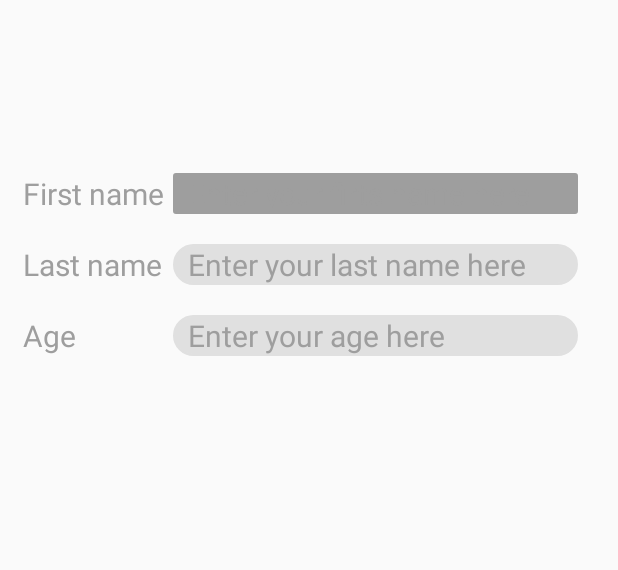
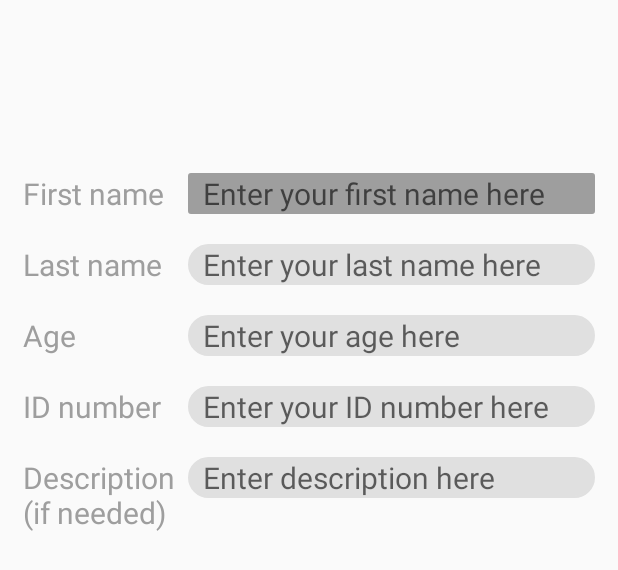
Before and after one commit to MartaDziemba/LuriasTest, an Android app: the layout editdata.xml on its own in the app's theme, with its tools: preview values and no code run, on a phone screen of 412 x 824 dp. Shown: the top 570 px of the screen. Run offline under Robolectric (Android 15) with nearby library versions, the light colour scheme and no system bars.

Commit message:
First name, last name, age, ID, description -- textView and editText.

```diff
--- a/app/src/main/res/layout/editdata.xml
+++ b/app/src/main/res/layout/editdata.xml
@@ -7,7 +7,7 @@
 
     <TextView
     android:text="@string/textFirstName"
-    android:layout_width="100dp"
+    android:layout_width="110dp"
     android:layout_height="wrap_content"
     android:layout_marginTop="100dp"
 
@@ -21,8 +21,8 @@
     android:id="@+id/textFirstName"/>
 
     <EditText
-        android:text="@string/editTextFirstName"
-        android:layout_width="270dp"
+        android:hint="@string/editTextFirstName"
+        android:layout_width="match_parent"
         android:layout_height="wrap_content"
         android:layout_marginTop="100dp"
         android:paddingLeft="10dp"
@@ -41,7 +41,7 @@
 
     <TextView
         android:text="@string/textLastName"
-        android:layout_width="100dp"
+        android:layout_width="110dp"
         android:layout_height="wrap_content"
         android:layout_marginTop="20dp"
 
@@ -56,8 +56,8 @@
         android:id="@+id/textLastName"/>
 
     <EditText
-        android:text="@string/editTextLastName"
-        android:layout_width="270dp"
+        android:hint="@string/editTextLastName"
+        android:layout_width="match_parent"
         android:layout_height="wrap_content"
         android:layout_marginTop="20dp"
         android:paddingLeft="10dp"
@@ -77,7 +77,7 @@
 
     <TextView
     android:text="@string/textAge"
-        android:layout_width="100dp"
+    android:layout_width="110dp"
     android:layout_height="wrap_content"
     android:layout_marginTop="20dp"
 
@@ -92,8 +92,8 @@
     android:id="@+id/textAge"/>
 
     <EditText
-        android:text="@string/editTextAge"
-        android:layout_width="270dp"
+        android:hint="@string/editTextAge"
+        android:layout_width="match_parent"
         android:layout_height="wrap_content"
         android:layout_marginTop="20dp"
         android:paddingLeft="10dp"
@@ -111,4 +111,76 @@
 
         android:id="@+id/editTextAge"/>
 
+    <TextView
+        android:text="@string/textIDNumber"
+        android:layout_width="110dp"
+        android:layout_height="wrap_content"
+        android:layout_marginTop="20dp"
+
+        android:textColor="@color/colorPrimaryDark"
+        android:layout_below="@id/textAge"
+
+        android:fontFamily="sans-serif"
+        android:typeface="monospace"
+        android:textAllCaps="false"
+        android:textSize="20dp"
+
+        android:id="@+id/textIDNumber"/>
+
+    <EditText
+        android:hint="@string/editTextIDNumber"
+        android:layout_width="match_parent"
+        android:layout_height="wrap_content"
+        android:layout_marginTop="20dp"
+        android:paddingLeft="10dp"
+
+        android:textColor="@color/colorPrimaryDark"
+        android:background="@drawable/mybutton"
+
+        android:layout_toRightOf="@id/textIDNumber"
+        android:layout_below="@id/editTextAge"
+
+        android:fontFamily="sans-serif"
+        android:typeface="monospace"
+        android:textAllCaps="false"
+        android:textSize="20dp"
+
+        android:id="@+id/editTextIDNumber"/>
+
+    <TextView
+        android:text="@string/textDescription"
+        android:layout_width="110dp"
+        android:layout_height="wrap_content"
+        android:layout_marginTop="20dp"
+
+        android:textColor="@color/colorPrimaryDark"
+        android:layout_below="@id/textIDNumber"
+
+        android:fontFamily="sans-serif"
+        android:typeface="monospace"
+        android:textAllCaps="false"
+        android:textSize="20dp"
+
+        android:id="@+id/textDescription"/>
+
+    <EditText
+        android:hint="@string/editTextDescription"
+        android:layout_width="match_parent"
+        android:layout_height="wrap_content"
+        android:layout_marginTop="20dp"
+        android:paddingLeft="10dp"
+
+        android:textColor="@color/colorPrimaryDark"
+        android:background="@drawable/mybutton"
+
+        android:layout_toRightOf="@id/textDescription"
+        android:layout_below="@id/editTextIDNumber"
+
+        android:fontFamily="sans-serif"
+        android:typeface="monospace"
+        android:textAllCaps="false"
+        android:textSize="20dp"
+
+        android:id="@+id/editTextDescription"/>
+
 </RelativeLayout>
--- a/app/src/main/res/values/strings.xml
+++ b/app/src/main/res/values/strings.xml
@@ -9,7 +9,7 @@
     <string name="buttonMore">"More"</string>
 
     <string name="textFirstName">"First name"</string>
-    <string name="editTextFirstName">"Enter your firts name here"</string>
+    <string name="editTextFirstName">"Enter your first name here"</string>
 
     <string name="textLastName">"Last name"</string>
     <string name="editTextLastName">"Enter your last name here"</string>
@@ -17,4 +17,10 @@
     <string name="textAge">"Age"</string>
     <string name="editTextAge">"Enter your age here"</string>
 
+    <string name="textIDNumber">"ID number"</string>
+    <string name="editTextIDNumber">"Enter your ID number here"</string>
+
+    <string name="textDescription">"Description (if needed)"</string>
+    <string name="editTextDescription">"Enter description here"</string>
+
 </resources>
```
Also changed, not shown: 1 other file. Lines whose indentation alone changed are shown as unchanged.
